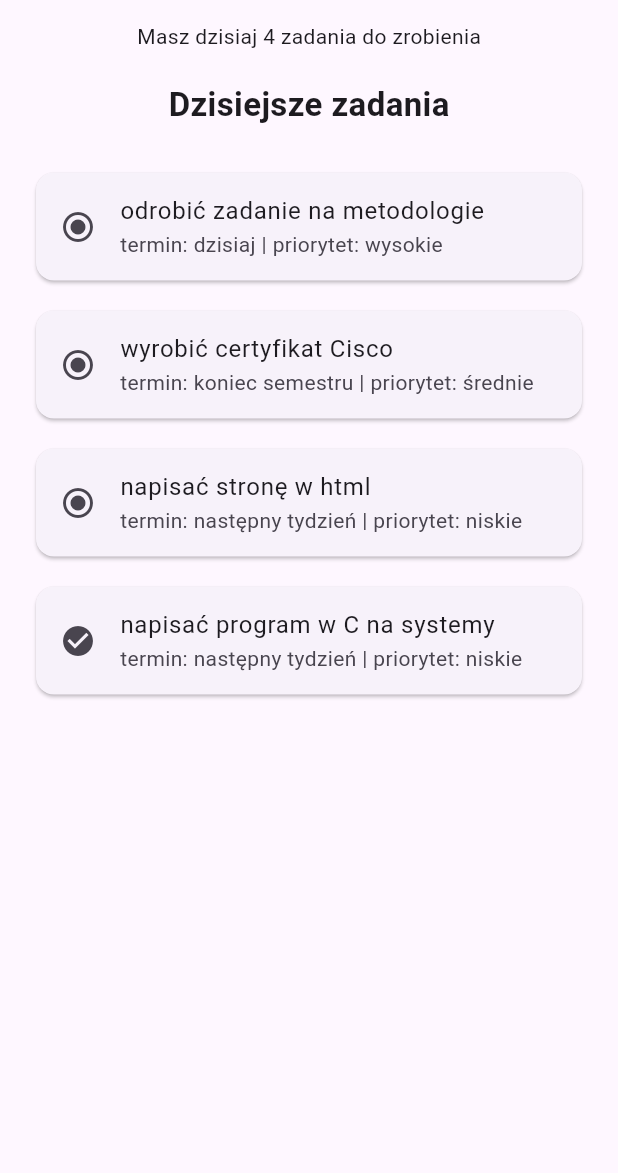
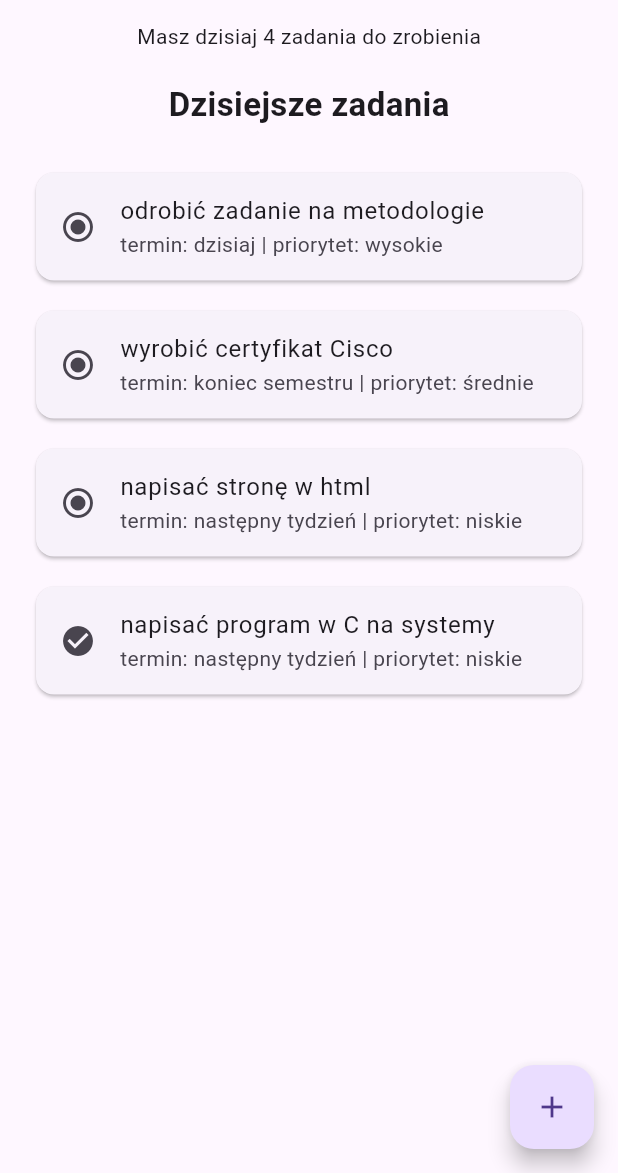
Before and after one commit to mattnotdev/krakflow_flutter, a Flutter app: the screen it shows after launch, on a phone screen of 412 x 824 dp, the part 63-1236 px from its top. Run offline on Flutter 3.47's test engine with Material 3 defaults, Android fonts, the phone set to English and light mode, and no system bars.

Commit message:
lab 5 - krakflow navigation and add task screen

```diff
--- a/lib/main.dart
+++ b/lib/main.dart
@@ -1,36 +1,30 @@
 import 'package:flutter/material.dart';
+import 'task_repository.dart';
 
 void main() {
   runApp(MyApp());
 }
 
 class MyApp extends StatelessWidget {
-  List<Task> tasks = [
-    Task(
-      title: "odrobić zadanie na metodologie",
-      deadline: "dzisiaj",
-      done:false,
-      priority: "wysokie"
-    ),
-    Task(
-      title: "wyrobić certyfikat Cisco",
-      deadline: "koniec semestru",
-      done: false,
-      priority: "średnie",
-    ),
-    Task(
-      title: "napisać stronę w html",
-      deadline: "następny tydzień",
-      done: false,
-      priority: "niskie",
-    ),
-    Task(
-      title: "napisać program w C na systemy",
-      deadline: "następny tydzień",
-      done: true,
-      priority: "niskie",
-    ),
-  ];
+  const MyApp({super.key});
+
+  @override
+  Widget build(BuildContext context) {
+    return MaterialApp (
+      title: "krakflow",
+      home: HomeScreen(),
+    );
+  }
+}
+
+class HomeScreen extends StatefulWidget {
+  @override
+  State<StatefulWidget> createState() {
+    return TaskState();
+  }
+}
+
+class TaskState extends State<HomeScreen> {
 
   @override
   Widget build(BuildContext context) {
@@ -43,7 +37,7 @@
               Column(
                 crossAxisAlignment: CrossAxisAlignment.start,
                 children: [
-                  Text("Masz dzisiaj ${tasks.length} zadania do zrobienia"),
+                  Text("Masz dzisiaj ${TaskRepository.tasks.length} zadania do zrobienia"),
                 ],
               ),
               Padding(
@@ -58,12 +52,12 @@
               ),
               Expanded(
                   child: ListView.builder(
-                  itemCount: tasks.length,
+                    itemCount: TaskRepository.tasks.length,
                     itemBuilder: (context, index) {
                       return TaskCard(
-                      title: tasks[index].title,
-                      subtitle: "termin: ${tasks[index].deadline} | priorytet: ${tasks[index].priority}",
-                      icon: tasks[index].done ? Icons.check_circle : Icons.radio_button_checked,
+                        title: TaskRepository.tasks[index].title,
+                        subtitle: "termin: ${TaskRepository.tasks[index].deadline} | priorytet: ${TaskRepository.tasks[index].priority}",
+                        icon: TaskRepository.tasks[index].done ? Icons.check_circle : Icons.radio_button_checked,
                       );
                     },
                   )
@@ -71,23 +65,96 @@
             ],
           ),
         ),
+        floatingActionButton: FloatingActionButton(
+          onPressed: () async {
+            final Task? newTask = await Navigator.push(
+              context,
+              PageRouteBuilder(
+                pageBuilder: (context, animation, secondaryAnimation) => AddTaskScreen(),
+                transitionsBuilder: (context, animation, secondaryAnimation, child) {
+                  final offsetAnimation = Tween<Offset>(
+                    begin: Offset(1.0, 0.0),
+                    end: Offset.zero,
+                  ).animate(animation);
+
+                  return SlideTransition(
+                    position: offsetAnimation,
+                    child: child,
+                  );
+                },
+              ),
+            );
+
+            if (newTask != null) {
+              setState(() {
+                TaskRepository.tasks.add(newTask);
+              });
+            }
+          },
+          child: Icon(Icons.add),
+        ),
       ),
     );
   }
 }
 
-class Task {
-  final String title;
-  final String deadline;
-  final bool done;
-  final String priority;
+class AddTaskScreen extends StatelessWidget {
+  AddTaskScreen({super.key});
 
-  Task({
-    required this.title,
-    required this.deadline,
-    required this.done,
-    required this.priority,
-  });
+  final TextEditingController titleController = TextEditingController();
+  final TextEditingController deadlineController = TextEditingController();
+  final TextEditingController priorityController = TextEditingController();
+
+  @override
+  Widget build(BuildContext context) {
+    return Scaffold(
+      appBar: AppBar (
+        title: Text("Nowe zadanie"),
+      ),
+      body: Padding(
+        padding: EdgeInsets.all(20),
+        child: Column(
+          crossAxisAlignment: CrossAxisAlignment.start,
+          children: [
+            TextField(
+              controller: titleController,
+              decoration: InputDecoration(
+                labelText: "Tytuł zadania",
+                border: OutlineInputBorder(),
+              ),
+            ),
+            TextField(
+              controller: deadlineController,
+              decoration: InputDecoration(
+                labelText: "Termin zadania",
+                border: OutlineInputBorder(),
+              ),
+            ),
+            TextField(
+              controller: priorityController,
+              decoration: InputDecoration(
+                labelText: "Priorytet zadania",
+                border: OutlineInputBorder(),
+              ),
+            ),
+            ElevatedButton(
+                onPressed: () {
+                  final newTask = Task(
+                    title: titleController.text,
+                    deadline: deadlineController.text,
+                    priority: priorityController.text,
+                    done: false,
+                  );
+
+                  Navigator.pop(context, newTask);
+                },
+                child: Text("Zapisz"),
+            )
+          ],
+        )
+      ),
+    );
+  }
 }
 
 class TaskCard extends StatelessWidget {
--- /dev/null
+++ b/lib/task_repository.dart
@@ -0,0 +1,43 @@
+class TaskRepository {
+  static List<Task> tasks = [
+    Task(
+        title: "odrobić zadanie na metodologie",
+        deadline: "dzisiaj",
+        done:false,
+        priority: "wysokie"
+    ),
+    Task(
+      title: "wyrobić certyfikat Cisco",
+      deadline: "koniec semestru",
+      done: false,
+      priority: "średnie",
+    ),
+    Task(
+      title: "napisać stronę w html",
+      deadline: "następny tydzień",
+      done: false,
+      priority: "niskie",
+    ),
+    Task(
+      title: "napisać program w C na systemy",
+      deadline: "następny tydzień",
+      done: true,
+      priority: "niskie",
+    ),
+  ];
+}
+
+
+class Task {
+  final String title;
+  final String deadline;
+  final bool done;
+  final String priority;
+
+  Task({
+    required this.title,
+    required this.deadline,
+    required this.done,
+    required this.priority,
+  });
+}
```
Lines whose indentation alone changed are shown as unchanged.
